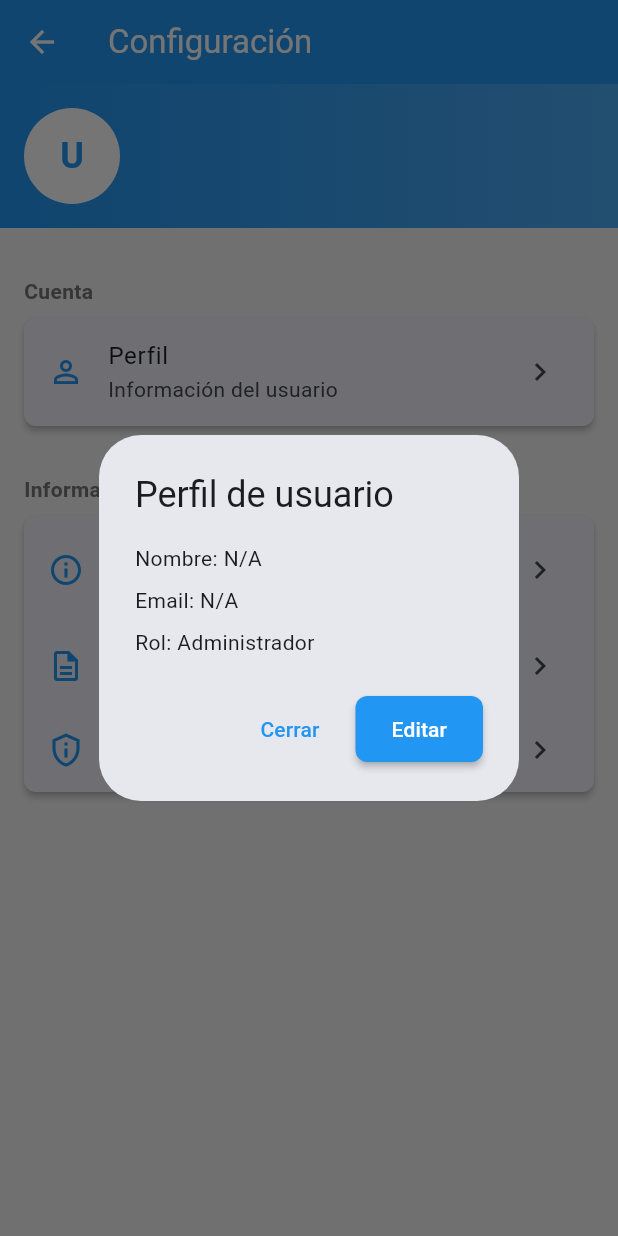
After one commit to DiegoCuaycal/DataGest, a Flutter app: the SettingsScreen screen opened by its route, after a tap on "Perfil", on a phone screen of 412 x 824 dp. The commit adds this screen. Run offline on Flutter 3.47's test engine with Material 3 defaults, Android fonts, the light colour scheme and no system bars; our stand-ins replace csv, equatable, flutter_dotenv, shared_preferences; accounts and stored records are empty; network calls fail.

Commit message:
feat(settings): implement settings and help sections

```diff
--- a/lib/core/config/routes.dart
+++ b/lib/core/config/routes.dart
@@ -9,6 +9,8 @@ import 'package:herramienta_case/modules/dynamic_crud/presentation/screens/dynam
 import 'package:herramienta_case/modules/dynamic_crud/presentation/screens/dynamic_form_screen.dart';
 import 'package:herramienta_case/modules/notifications/presentation/screens/notifications_screen.dart';
 import 'package:herramienta_case/modules/export/presentation/screens/export_options_screen.dart';
+import 'package:herramienta_case/modules/settings/presentation/screens/settings_screen.dart';
+import 'package:herramienta_case/modules/help/presentation/screens/help_screen.dart';
 
 class AppRoutes {
   static const String selectDatabase = '/';
@@ -19,6 +21,8 @@ class AppRoutes {
   static const String toolDetail = '/tools/detail';
   static const String notifications = '/notifications';
   static const String exportData = '/export';
+  static const String settings = '/settings';
+  static const String help = '/help';
 
   /// Mapa de rutas de la aplicación
   static Map<String, WidgetBuilder> getRoutes() {
@@ -30,6 +34,8 @@ class AppRoutes {
       toolsList: (context) => const ToolsListScreen(),
       notifications: (context) => const NotificationsScreen(),
       exportData: (context) => const ExportOptionsScreen(),
+      settings: (context) => const SettingsScreen(),
+      help: (context) => const HelpScreen(),
     };
   }
 
--- /dev/null
+++ b/lib/modules/settings/domain/models/setting_item.dart
@@ -0,0 +1,31 @@
+import 'package:flutter/material.dart';
+
+/// Modelo para representar un elemento de configuración
+class SettingItem {
+  final String title;
+  final String? subtitle;
+  final IconData icon;
+  final VoidCallback onTap;
+  final Widget? trailing;
+  final Color? iconColor;
+
+  const SettingItem({
+    required this.title,
+    this.subtitle,
+    required this.icon,
+    required this.onTap,
+    this.trailing,
+    this.iconColor,
+  });
+}
+
+/// Modelo para representar una sección de configuración
+class SettingSection {
+  final String title;
+  final List<SettingItem> items;
+
+  const SettingSection({
+    required this.title,
+    required this.items,
+  });
+}
--- /dev/null
+++ b/lib/modules/settings/presentation/screens/settings_screen.dart
@@ -0,0 +1,235 @@
+import 'package:flutter/material.dart';
+import 'package:provider/provider.dart';
+import 'package:herramienta_case/core/constants/app_colors.dart';
+import 'package:herramienta_case/core/constants/app_icons.dart';
+import 'package:herramienta_case/core/constants/app_strings.dart';
+import 'package:herramienta_case/modules/auth/presentation/providers/auth_provider.dart';
+import 'package:herramienta_case/modules/settings/domain/models/setting_item.dart';
+import 'package:herramienta_case/modules/settings/presentation/widgets/setting_section_widget.dart';
+import 'package:herramienta_case/core/utils/notification_service.dart';
+
+/// Pantalla de configuración de la aplicación
+class SettingsScreen extends StatelessWidget {
+  const SettingsScreen({super.key});
+
+  @override
+  Widget build(BuildContext context) {
+    final authProvider = Provider.of<AuthProvider>(context);
+    final user = authProvider.currentUser;
+
+    return Scaffold(
+      appBar: AppBar(
+        title: const Text(AppStrings.configuration),
+      ),
+      body: ListView(
+        children: [
+          // Header con información del usuario
+          _buildUserHeader(context, user?.nombre ?? '', user?.email ?? ''),
+
+          const SizedBox(height: 16),
+
+          // Sección de Cuenta
+          SettingSectionWidget(
+            section: SettingSection(
+              title: 'Cuenta',
+              items: [
+                SettingItem(
+                  icon: AppIcons.person,
+                  title: 'Perfil',
+                  subtitle: 'Información del usuario',
+                  onTap: () => _showProfileDialog(context, user),
+                ),
+              ],
+            ),
+          ),
+
+          const SizedBox(height: 16),
+
+          // Sección de Información
+          SettingSectionWidget(
+            section: SettingSection(
+              title: 'Información',
+              items: [
+                SettingItem(
+                  icon: Icons.info_outline,
+                  title: 'Acerca de',
+                  subtitle: 'Versión 1.0.0',
+                  onTap: () => _showAboutDialog(context),
+                ),
+                SettingItem(
+                  icon: Icons.description_outlined,
+                  title: 'Términos y condiciones',
+                  onTap: () => _showTermsDialog(context),
+                ),
+                SettingItem(
+                  icon: Icons.privacy_tip_outlined,
+                  title: 'Política de privacidad',
+                  onTap: () => _showPrivacyDialog(context),
+                ),
+              ],
+            ),
+          ),
+
+          const SizedBox(height: 24),
+        ],
+      ),
+    );
+  }
+
+  /// Widget del header con información del usuario
+  Widget _buildUserHeader(BuildContext context, String name, String email) {
+    return Container(
+      padding: const EdgeInsets.all(16),
+      decoration: BoxDecoration(
+        gradient: LinearGradient(
+          colors: [
+            AppColors.primary,
+            AppColors.primary.withValues(alpha: 0.8),
+          ],
+        ),
+      ),
+      child: Row(
+        children: [
+          CircleAvatar(
+            radius: 32,
+            backgroundColor: AppColors.white,
+            child: Text(
+              name.isNotEmpty ? name[0].toUpperCase() : 'U',
+              style: const TextStyle(
+                fontSize: 24,
+                fontWeight: FontWeight.bold,
+                color: AppColors.primary,
+              ),
+            ),
+          ),
+          const SizedBox(width: 16),
+          Expanded(
+            child: Column(
+              crossAxisAlignment: CrossAxisAlignment.start,
+              children: [
+                Text(
+                  name,
+                  style: const TextStyle(
+                    color: AppColors.white,
+                    fontSize: 18,
+                    fontWeight: FontWeight.bold,
+                  ),
+                ),
+                const SizedBox(height: 4),
+                Text(
+                  email,
+                  style: const TextStyle(
+                    color: AppColors.white,
+                    fontSize: 14,
+                  ),
+                ),
+              ],
+            ),
+          ),
+        ],
+      ),
+    );
+  }
+
+  // Métodos para mostrar diálogos de configuración
+
+  void _showProfileDialog(BuildContext context, dynamic user) {
+    showDialog(
+      context: context,
+      builder: (context) => AlertDialog(
+        title: const Text('Perfil de usuario'),
+        content: Column(
+          mainAxisSize: MainAxisSize.min,
+          crossAxisAlignment: CrossAxisAlignment.start,
+          children: [
+            Text('Nombre: ${user?.nombre ?? 'N/A'}'),
+            const SizedBox(height: 8),
+            Text('Email: ${user?.email ?? 'N/A'}'),
+            const SizedBox(height: 8),
+            const Text('Rol: Administrador'),
+          ],
+        ),
+        actions: [
+          TextButton(
+            onPressed: () => Navigator.pop(context),
+            child: const Text('Cerrar'),
+          ),
+          ElevatedButton(
+            onPressed: () {
+              Navigator.pop(context);
+              NotificationService.showInfo(
+                context,
+                'Edición de perfil disponible próximamente',
+              );
+            },
+            child: const Text('Editar'),
+          ),
+        ],
+      ),
+    );
+  }
+
+  void _showAboutDialog(BuildContext context) {
+    showAboutDialog(
+      context: context,
+      applicationName: AppStrings.appName,
+      applicationVersion: '1.0.0',
+      applicationIcon: const Icon(
+        Icons.smartphone,
+        size: 48,
+        color: AppColors.primary,
+      ),
+      children: [
+        const Text(
+          'Herramienta CASE para gestión de bases de datos relacionales.',
+        ),
+        const SizedBox(height: 8),
+        const Text(
+          'Desarrollado con Flutter y tecnologías modernas.',
+        ),
+      ],
+    );
+  }
+
+  void _showTermsDialog(BuildContext context) {
+    showDialog(
+      context: context,
+      builder: (context) => AlertDialog(
+        title: const Text('Términos y condiciones'),
+        content: const SingleChildScrollView(
+          child: Text(
+            'Aquí irían los términos y condiciones de uso de la aplicación.\n\n'
+            'Este es un texto de ejemplo que debería ser reemplazado con los términos reales.',
+          ),
+        ),
+        actions: [
+          TextButton(
+            onPressed: () => Navigator.pop(context),
+            child: const Text('Cerrar'),
+          ),
+        ],
+      ),
+    );
+  }
+
+  void _showPrivacyDialog(BuildContext context) {
+    showDialog(
+      context: context,
+      builder: (context) => AlertDialog(
+        title: const Text('Política de privacidad'),
+        content: const SingleChildScrollView(
+          child: Text(
+            'Aquí iría la política de privacidad de la aplicación.\n\n'
+            'Este es un texto de ejemplo que debería ser reemplazado con la política real.',
+          ),
+        ),
+        actions: [
+          TextButton(
+            onPressed: () => Navigator.pop(context),
+            child: const Text('Cerrar'),
+          ),
+        ],
+      ),
+    );
+  }
+}
--- /dev/null
+++ b/lib/modules/settings/presentation/widgets/setting_section_widget.dart
@@ -0,0 +1,54 @@
+import 'package:flutter/material.dart';
+import 'package:herramienta_case/core/constants/app_colors.dart';
+import 'package:herramienta_case/modules/settings/domain/models/setting_item.dart';
+
+/// Widget reutilizable para mostrar una sección de configuración
+class SettingSectionWidget extends StatelessWidget {
+  final SettingSection section;
+
+  const SettingSectionWidget({
+    super.key,
+    required this.section,
+  });
+
+  @override
+  Widget build(BuildContext context) {
+    return Column(
+      crossAxisAlignment: CrossAxisAlignment.start,
+      children: [
+        Padding(
+          padding: const EdgeInsets.fromLTRB(16, 16, 16, 8),
+          child: Text(
+            section.title,
+            style: const TextStyle(
+              fontSize: 14,
+              fontWeight: FontWeight.w600,
+              color: AppColors.textSecondary,
+            ),
+          ),
+        ),
+        Card(
+          margin: const EdgeInsets.symmetric(horizontal: 16, vertical: 0),
+          child: Column(
+            children: section.items
+                .map((item) => _buildSettingItem(context, item))
+                .toList(),
+          ),
+        ),
+      ],
+    );
+  }
+
+  Widget _buildSettingItem(BuildContext context, SettingItem item) {
+    return ListTile(
+      leading: Icon(
+        item.icon,
+        color: item.iconColor ?? AppColors.primary,
+      ),
+      title: Text(item.title),
+      subtitle: item.subtitle != null ? Text(item.subtitle!) : null,
+      trailing: item.trailing ?? const Icon(Icons.chevron_right),
+      onTap: item.onTap,
+    );
+  }
+}
```
Also changed, not shown: lib/modules/help/domain/models/faq_item.dart (added, +25 -0 lines), lib/modules/help/presentation/screens/help_screen.dart (added, +134 -0 lines), lib/modules/help/presentation/widgets/faq_expansion_tile.dart (added, +48 -0 lines), lib/modules/home/presentation/widgets/home_drawer.dart (+2 -8 lines).
